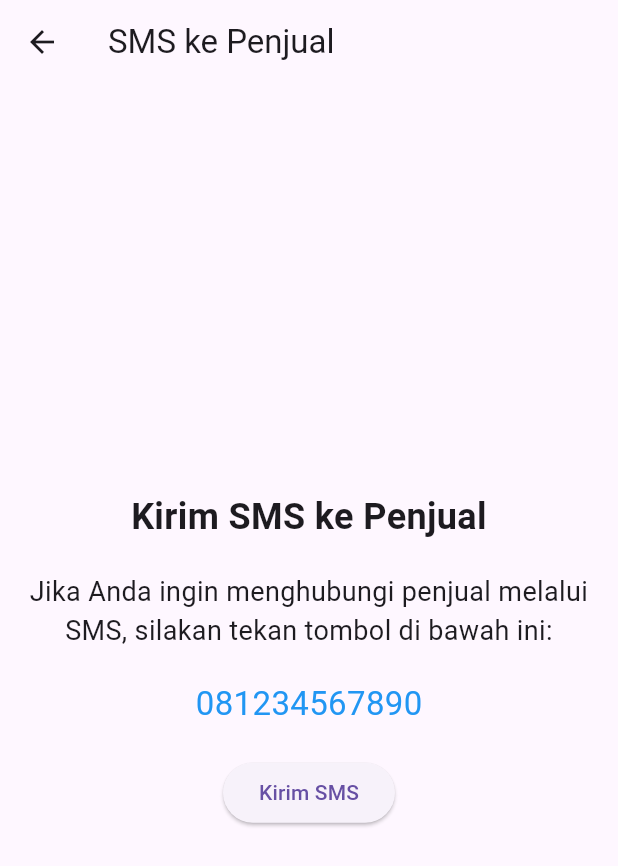
After one commit to izzalDev/PPB_A11.4721, a Flutter app: the SmsPage screen opened directly, after a tap on "Kirim SMS", on a phone screen of 412 x 824 dp. The commit adds this screen. Shown: the top 866 px of the screen. Run offline on Flutter 3.47's test engine with Material 3 defaults, Android fonts, the phone set to English and light mode, and no system bars; our stand-ins replace shared_preferences; accounts and stored records are empty.

Commit message:
chore menambah page sms ke penjual

```diff
--- a/uts/warung_ajib/lib/pages/dashboard_page.dart
+++ b/uts/warung_ajib/lib/pages/dashboard_page.dart
@@ -4,6 +4,7 @@
 import 'package:warung_ajib/models/product.dart';
 import 'package:warung_ajib/pages/call_center_page.dart';
 import 'package:warung_ajib/pages/payment_page.dart';
+import 'package:warung_ajib/pages/sms_page.dart';
 import 'package:warung_ajib/pages/user_update_page.dart';
 
 class DashboardPage extends StatefulWidget {
@@ -56,6 +57,12 @@
         break;
       case 'SMS ke Penjual':
         // Handle SMS action
+        Navigator.push(
+          context,
+          MaterialPageRoute(
+            builder: (context) => SmsPage(),
+          ),
+        );
         break;
       case 'Maps Lokasi Agen':
         // Handle maps action
--- /dev/null
+++ b/uts/warung_ajib/lib/pages/sms_page.dart
@@ -0,0 +1,52 @@
+import 'package:flutter/material.dart';
+import 'package:url_launcher/url_launcher.dart';
+
+class SmsPage extends StatelessWidget {
+  final String phoneNumber = '081234567890'; // Ganti dengan nomor telepon penjual
+
+  @override
+  Widget build(BuildContext context) {
+    return Scaffold(
+      appBar: AppBar(
+        title: const Text('SMS ke Penjual'),
+      ),
+      body: Padding(
+        padding: const EdgeInsets.all(16.0),
+        child: Column(
+          mainAxisAlignment: MainAxisAlignment.center,
+          children: [
+            Text(
+              'Kirim SMS ke Penjual',
+              style: TextStyle(fontSize: 24, fontWeight: FontWeight.bold),
+              textAlign: TextAlign.center,
+            ),
+            SizedBox(height: 20),
+            Text(
+              'Jika Anda ingin menghubungi penjual melalui SMS, silakan tekan tombol di bawah ini:',
+              textAlign: TextAlign.center,
+              style: TextStyle(fontSize: 18),
+            ),
+            SizedBox(height: 20),
+            Text(
+              phoneNumber,
+              style: TextStyle(fontSize: 22, color: Colors.blue),
+            ),
+            SizedBox(height: 20),
+            ElevatedButton(
+              onPressed: () => _sendSms(phoneNumber),
+              child: const Text('Kirim SMS'),
+            ),
+          ],
+        ),
+      ),
+    );
+  }
+
+  Future<void> _sendSms(String phoneNumber) async {
+    final Uri launchUri = Uri(
+      scheme: 'sms',
+      path: phoneNumber,
+    );
+    await launchUrl(launchUri);
+  }
+}
```
